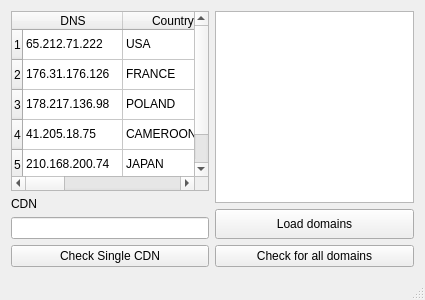
This is mainwindow.ui in mszlachetka/cdn_detector as Qt 5 draws it before an edit. The edited form follows.
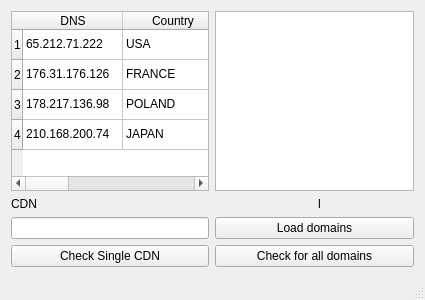
This is the edited form.

```diff
--- a/mainwindow.ui
+++ b/mainwindow.ui
@@ -21,7 +21,7 @@
   </property>
   <widget class="QWidget" name="centralWidget">
    <layout class="QGridLayout" name="gridLayout">
-    <item row="0" column="0">
+    <item row="0" column="0" rowspan="2">
      <layout class="QVBoxLayout" name="verticalLayout">
       <item>
        <widget class="QTableWidget" name="tableWidget">
@@ -51,11 +51,6 @@
           <string>4</string>
          </property>
         </row>
-        <row>
-         <property name="text">
-          <string>5</string>
-         </property>
-        </row>
         <column>
          <property name="text">
           <string>DNS</string>
@@ -138,12 +133,12 @@
         </item>
         <item row="3" column="0">
          <property name="text">
-          <string>41.205.18.75</string>
+          <string>210.168.200.74</string>
          </property>
         </item>
         <item row="3" column="1">
          <property name="text">
-          <string>CAMEROON</string>
+          <string>JAPAN</string>
          </property>
         </item>
         <item row="3" column="2">
@@ -156,26 +151,6 @@
           <string>-</string>
          </property>
         </item>
-        <item row="4" column="0">
-         <property name="text">
-          <string>210.168.200.74</string>
-         </property>
-        </item>
-        <item row="4" column="1">
-         <property name="text">
-          <string>JAPAN</string>
-         </property>
-        </item>
-        <item row="4" column="2">
-         <property name="text">
-          <string>-</string>
-         </property>
-        </item>
-        <item row="4" column="3">
-         <property name="text">
-          <string>-</string>
-         </property>
-        </item>
        </widget>
       </item>
       <item>
@@ -202,8 +177,6 @@
      </layout>
     </item>
     <item row="0" column="1">
-     <layout class="QVBoxLayout" name="verticalLayout_3">
-      <item>
        <widget class="QListWidget" name="listWidget">
         <property name="sizePolicy">
          <sizepolicy hsizetype="Expanding" vsizetype="Expanding">
@@ -218,6 +191,26 @@
          </size>
         </property>
        </widget>
+    </item>
+    <item row="1" column="1">
+     <layout class="QVBoxLayout" name="verticalLayout_3">
+      <item>
+       <layout class="QHBoxLayout" name="horizontalLayout">
+        <item>
+         <widget class="QLabel" name="labelNaIle">
+          <property name="text">
+           <string/>
+          </property>
+         </widget>
+        </item>
+        <item>
+         <widget class="QLabel" name="labelProcentowo">
+          <property name="text">
+           <string>l</string>
+          </property>
+         </widget>
+        </item>
+       </layout>
       </item>
       <item>
        <widget class="QPushButton" name="buttonLoadAndCheckMany">
```
Lines whose indentation alone changed are shown as unchanged.
